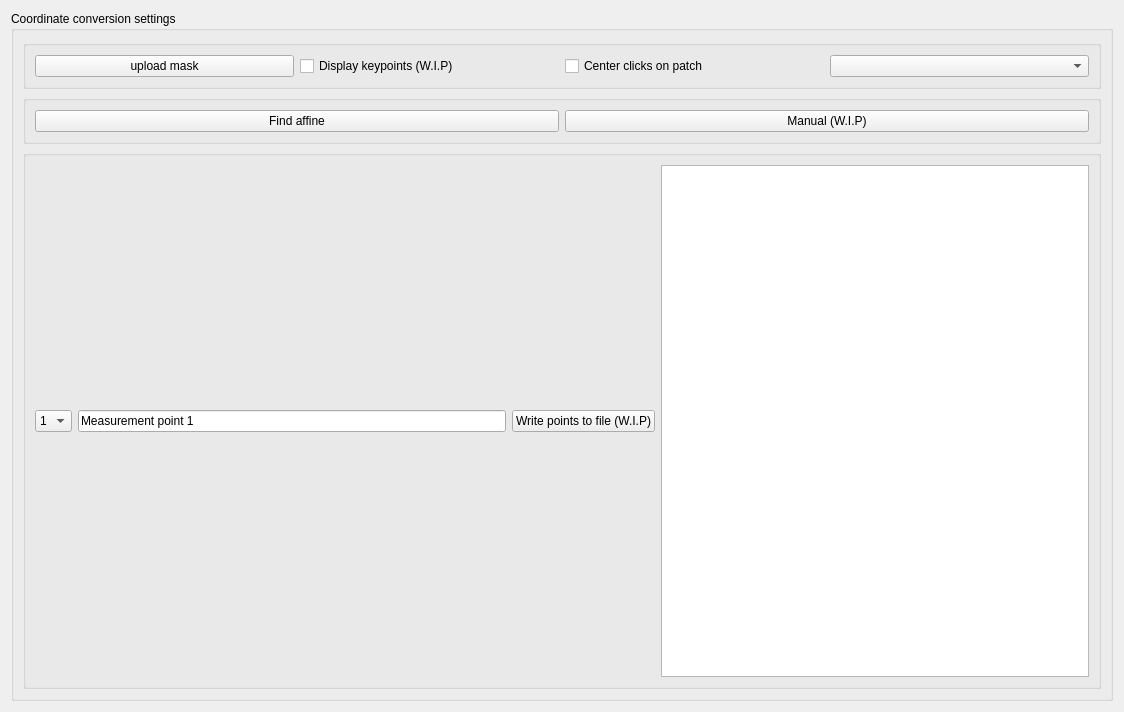
Above: plugins/Affine/Affine_settingsWidget.ui from pyIVLS/pyIVLS before the change. Below: the same form after it.
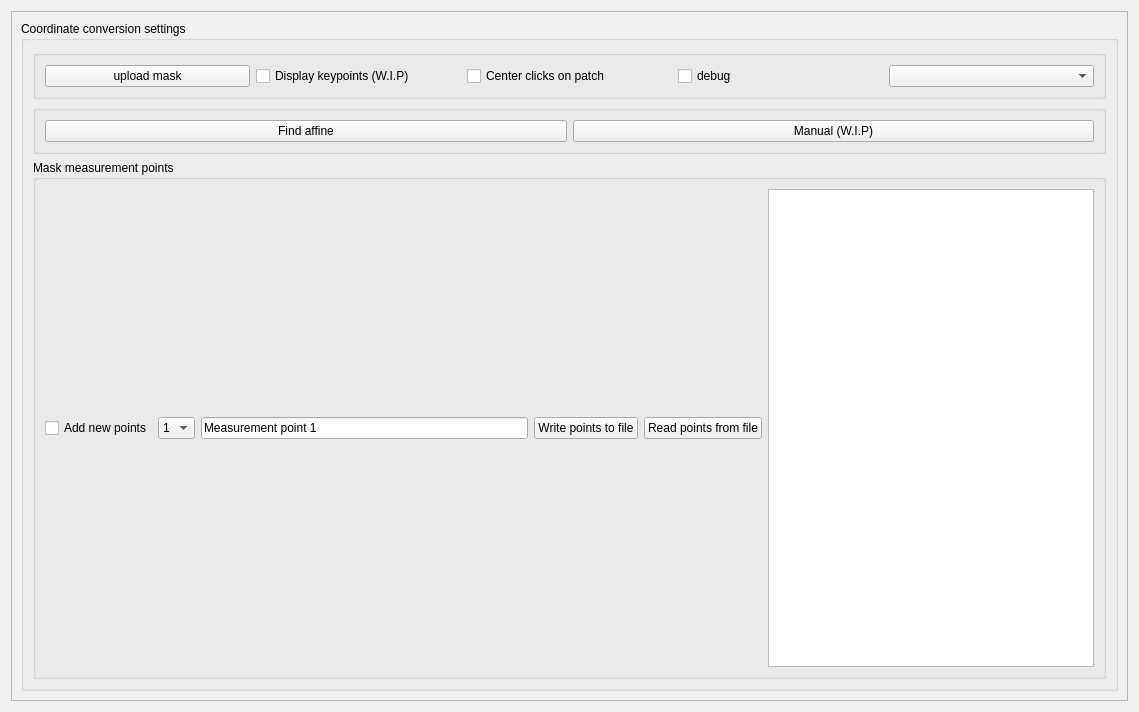
That is the form after the change.

```diff
--- a/plugins/Affine/Affine_settingsWidget.ui
+++ b/plugins/Affine/Affine_settingsWidget.ui
@@ -6,7 +6,7 @@
    <rect>
     <x>0</x>
     <y>0</y>
-    <width>1124</width>
+    <width>1139</width>
     <height>712</height>
    </rect>
   </property>
@@ -21,6 +21,21 @@
   </property>
   <layout class="QGridLayout" name="gridLayout">
    <item row="0" column="0">
+    <widget class="QScrollArea" name="scrollArea">
+     <property name="widgetResizable">
+      <bool>true</bool>
+     </property>
+     <widget class="QWidget" name="scrollAreaWidgetContents">
+      <property name="geometry">
+       <rect>
+        <x>0</x>
+        <y>0</y>
+        <width>1119</width>
+        <height>692</height>
+       </rect>
+      </property>
+      <layout class="QVBoxLayout" name="verticalLayout_2">
+       <item>
     <widget class="QGroupBox" name="groupBox_general">
      <property name="title">
       <string>Coordinate conversion settings</string>
@@ -53,6 +68,13 @@
            </property>
           </widget>
          </item>
+             <item>
+              <widget class="QCheckBox" name="checkBox">
+               <property name="text">
+                <string>debug</string>
+               </property>
+              </widget>
+             </item>
          <item>
           <widget class="QComboBox" name="cameraComboBox"/>
          </item>
@@ -85,9 +107,22 @@
       <item>
        <widget class="QGroupBox" name="groupBox">
         <property name="title">
-         <string/>
+             <string>Mask measurement points</string>
         </property>
         <layout class="QHBoxLayout" name="horizontalLayout_3">
+             <item>
+              <widget class="QCheckBox" name="addPointsCheck">
+               <property name="text">
+                <string>Add new points</string>
+               </property>
+               <property name="checked">
+                <bool>false</bool>
+               </property>
+               <property name="tristate">
+                <bool>false</bool>
+               </property>
+              </widget>
+             </item>
          <item>
           <widget class="QComboBox" name="pointCount">
            <item>
@@ -120,7 +155,14 @@
          <item>
           <widget class="QPushButton" name="savePoints">
            <property name="text">
-            <string>Write points to file (W.I.P)</string>
+                <string>Write points to file</string>
+               </property>
+              </widget>
+             </item>
+             <item>
+              <widget class="QPushButton" name="importPoints">
+               <property name="text">
+                <string>Read points from file</string>
            </property>
           </widget>
          </item>
@@ -135,6 +177,10 @@
        </widget>
       </item>
      </layout>
+        </widget>
+       </item>
+      </layout>
+     </widget>
     </widget>
    </item>
   </layout>
```
Left out of the diff: 3 changed lines with no effect on the pictures. Lines whose indentation alone changed are shown as unchanged.
